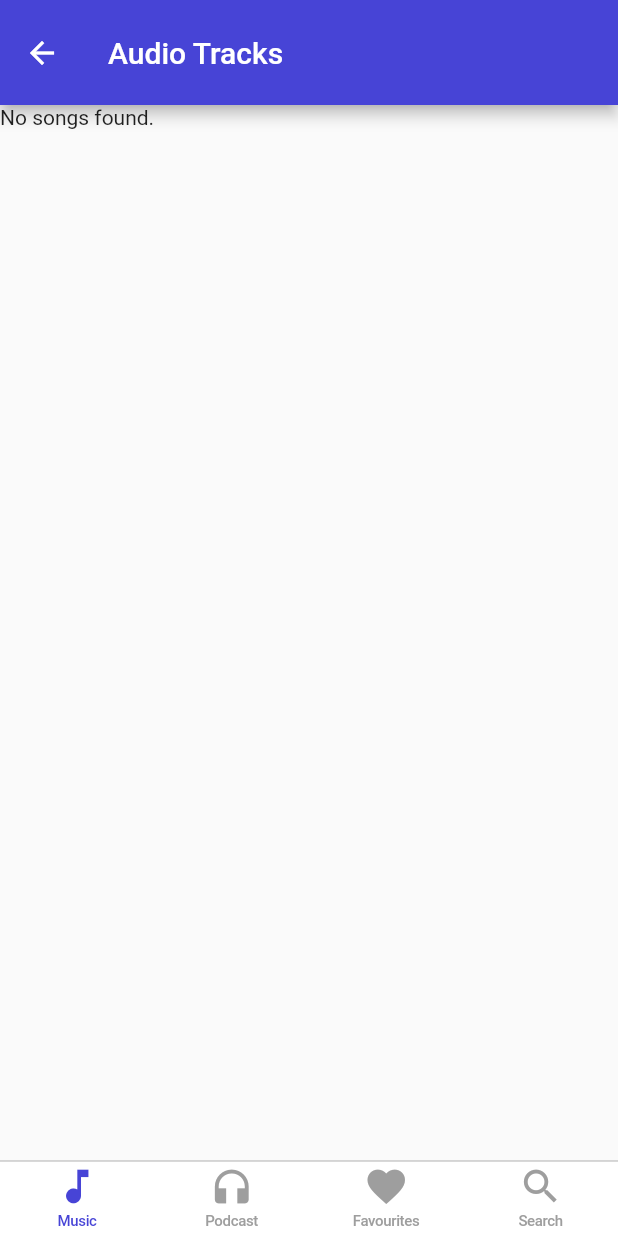
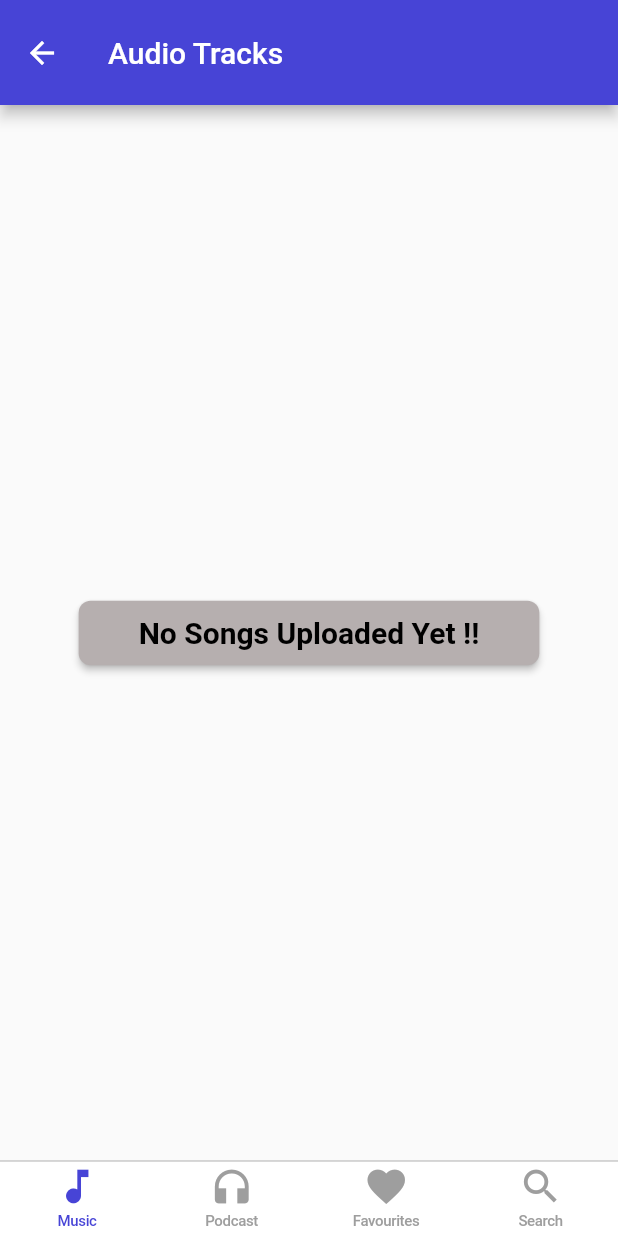
Before and after one commit to joppengeorge/RHYTHMPOD, a Flutter app: the screen it shows once a user with an empty profile is signed in, after a tap on "this is new album from skils and weget ,", on a phone screen of 412 x 824 dp. Run offline on Flutter 3.47's test engine with Material 2 defaults, Android fonts, the light colour scheme and no system bars; our stand-ins replace animated_splash_screen, cloud_firestore, email_validator, file_picker, firebase_auth, firebase_core and 6 more; missing offline and left inert: miniplayer; accounts and stored records are empty.

Commit message:
artists audio can be seen but pic needed to be changed

```diff
--- a/lib/audio/tracks.dart
+++ b/lib/audio/tracks.dart
@@ -5,8 +5,8 @@ import 'package:ui/global.dart';
 
 
 class AudioTrackListPage extends StatefulWidget {
-
-  const AudioTrackListPage({Key? key}) : super(key: key);
+final String keyword;
+  const AudioTrackListPage({Key? key,required this.keyword}) : super(key: key);
   @override
   State<AudioTrackListPage> createState() => AudioTrackListPageState();
 }
@@ -22,7 +22,11 @@ class AudioTrackListPageState extends State<AudioTrackListPage> {
       backgroundColor: const Color.fromARGB(255, 71, 68, 214),
     ),
       body: StreamBuilder<QuerySnapshot>(
-        stream: FirebaseFirestore.instance.collection('audio').snapshots(),
+        stream: isartist? FirebaseFirestore.instance
+        .collection('audio')
+        .where('artist', isEqualTo: widget.keyword)
+        //.where('artist', isLessThan: '${widget.keyword.toLowerCase()}z').
+        .snapshots(): FirebaseFirestore.instance.collection('audio').snapshots(),
         builder: (BuildContext context, AsyncSnapshot<QuerySnapshot> snapshot) {
           if (snapshot.hasError) {
             return Text('Error: ${snapshot.error}');
@@ -33,7 +37,30 @@ class AudioTrackListPageState extends State<AudioTrackListPage> {
           }
 
           if (snapshot.data!.size == 0) {
-            return const Text('No songs found.');
+            return Center(
+                      child: ElevatedButton(
+                      onPressed: () {
+                        setState(() {});
+                      // Add your onPressed event here
+                      },
+                      style: ElevatedButton.styleFrom(
+                      backgroundColor: const Color(0xFFB6AFAF),
+                      shape: RoundedRectangleBorder(
+                        borderRadius: BorderRadius.circular(8),
+                      ),
+                      padding: const EdgeInsets.symmetric(horizontal: 40, vertical: 10),
+                      ),
+                      child: const Text(
+                      "No Songs Uploaded Yet !!",
+                      style: TextStyle(
+                        fontSize: 20,
+                        fontWeight: FontWeight.bold,
+                        color: Colors.black,
+                      ),
+                      ),
+                    )
+
+                      );
           }
 
           List<Music> musicList = snapshot.data!.docs.map((doc) {
--- a/lib/global.dart
+++ b/lib/global.dart
@@ -6,23 +6,27 @@ List podcast = [
   {
     "title" : "podcast chart",
     "img" : "images/eminem.jpeg",
+    "name" : 'Eminem'
   },
   {
     "title" : "New's & Politic",
     "img" : "images/billie.jpeg",
+    "name" : 'POST MALONE'
   },
   {
     "title" : "Raps",
     "img" : "images/sixnine.jpg",
+    "name" : 'Sushin Shyam'
   },
   {
     "title" : "Raps & hip hop",
     "img" : "images/drake.jpg",
+    "name" : 'Eminem'
   },
 ];
 
 
-
+bool isartist=false;
 
 class Music{
   String id;
```
Also changed, not shown: lib/pages/favourite.dart (+32 -14 lines), lib/pages/index.dart (+8 -5 lines), lib/pages/podcast.dart (+6 -6 lines), lib/pages/search.dart (+4 -4 lines).
